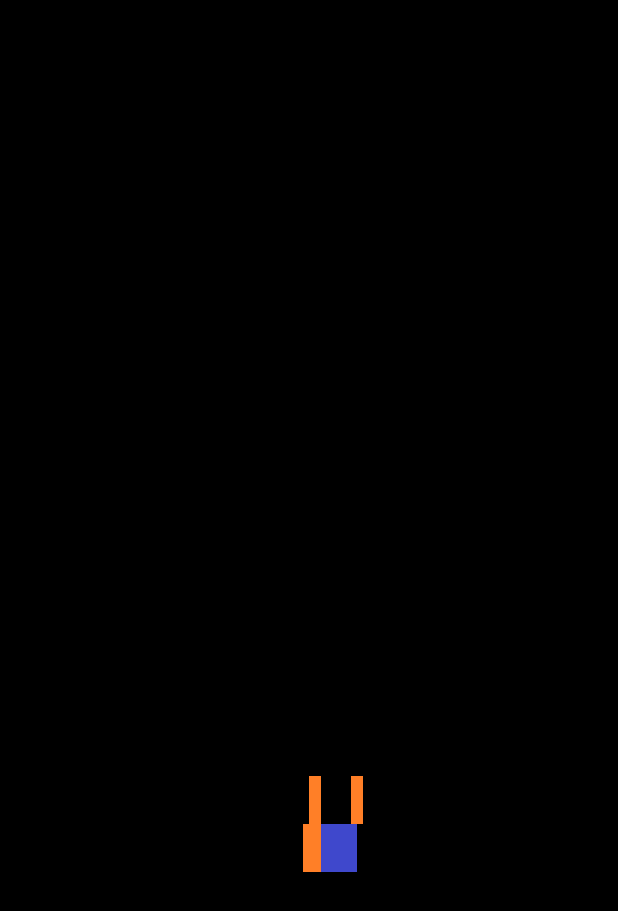
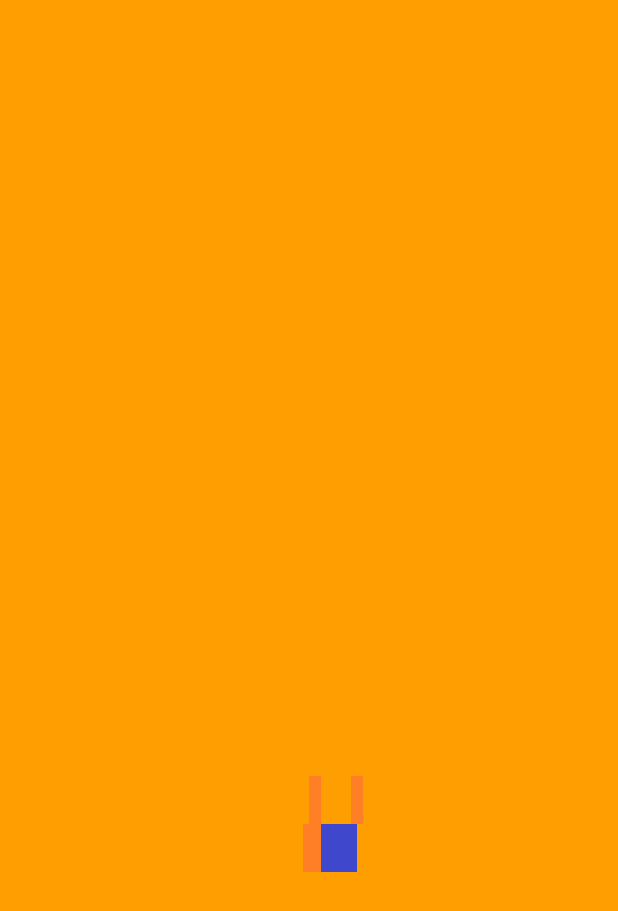
Before and after one commit to m-teja/BulletHelloWorld, an Android app: the EnemyEventActivity screen opened directly, with no data from a screen before it, on a phone screen of 412 x 824 dp. Shown: the top 911 px of the screen. Run offline under Robolectric (Android 15) with nearby library versions, the phone set to English and light mode, and no system bars.

Commit message:
Added background health bar

```diff
--- a/app/src/main/java/matth/dungeon/EnemyTile/SpriteTypes/PlayerSprite.java
+++ b/app/src/main/java/matth/dungeon/EnemyTile/SpriteTypes/PlayerSprite.java
@@ -65,6 +65,13 @@ public class PlayerSprite implements Serializable {
         healthBar.setY(0);
         healthBar.getLayoutParams().width = mainUtility.getScreenWidth();
         healthBar.getLayoutParams().height = 0;
+
+        ImageView backgroundHealthBar = ((Activity) mainUtility.getCon()).findViewById(R.id.backgroundHealthBar);
+        backgroundHealthBar.setX(0);
+        backgroundHealthBar.setY(0);
+        backgroundHealthBar.getLayoutParams().width = mainUtility.getScreenWidth();
+        backgroundHealthBar.getLayoutParams().height = mainUtility.getScreenHeight();
+
         updateHealthBar();
     }
 
@@ -96,18 +103,23 @@ public class PlayerSprite implements Serializable {
 
     private void colourHealthBar() {
         ImageView healthBar = ((Activity) mainUtility.getCon()).findViewById(R.id.healthBar);
+        ImageView backgroundHealthBar = ((Activity) mainUtility.getCon()).findViewById(R.id.backgroundHealthBar);
 
         if (health <= 100) {
-            healthBar.setColorFilter(getCon().getResources().getColor(R.color.black));
+            healthBar.setColorFilter(getCon().getResources().getColor(R.color.gray));
+            backgroundHealthBar.setColorFilter(getCon().getResources().getColor(R.color.black));
         }
         else if (health > 100 && health <= 200) {
             healthBar.setColorFilter(getCon().getResources().getColor(R.color.red));
+            backgroundHealthBar.setColorFilter(getCon().getResources().getColor(R.color.gray));
         }
         else if (health > 200 && health <= 300) {
             healthBar.setColorFilter(getCon().getResources().getColor(R.color.orange));
+            backgroundHealthBar.setColorFilter(getCon().getResources().getColor(R.color.red));
         }
         else if (health > 300 && health <= 400) {
             healthBar.setColorFilter(getCon().getResources().getColor(R.color.green));
+            backgroundHealthBar.setColorFilter(getCon().getResources().getColor(R.color.orange));
         }
     }
 
--- a/app/src/main/java/matth/dungeon/Utility/PlayerInfoPassUtility.java
+++ b/app/src/main/java/matth/dungeon/Utility/PlayerInfoPassUtility.java
@@ -7,8 +7,8 @@ import matth.dungeon.EnemyTile.SpriteTypes.PlayerSprite;
 
 public class PlayerInfoPassUtility implements Serializable {
 
-    private final float DEFAULT_HEALTH = 100;
-    private final float DEFAULT_MAX_HEALTH = 100;
+    private final float DEFAULT_HEALTH = 300;
+    private final float DEFAULT_MAX_HEALTH = 300;
     private final int DEFAULT_PATTERN = Pattern.CLASSIC_PATTERN;
     private final int DEFAULT_LEVEL = 1;
 
--- a/app/src/main/res/layout/activity_enemy_event.xml
+++ b/app/src/main/res/layout/activity_enemy_event.xml
@@ -8,10 +8,20 @@
     android:id="@+id/enemyLay">
 
     <ImageView
+        android:id="@+id/backgroundHealthBar"
+        android:layout_width="100dp"
+        android:layout_height="100dp"
+        app:layout_constraintStart_toStartOf="parent"
+        app:layout_constraintTop_toTopOf="parent"
+        app:srcCompat="@android:color/darker_gray" />
+
+    <ImageView
         android:id="@+id/healthBar"
         android:layout_width="100dp"
         android:layout_height="100dp"
         app:layout_constraintStart_toStartOf="parent"
         app:layout_constraintTop_toTopOf="parent"
         app:srcCompat="@android:color/background_dark" />
+
+
 </android.support.constraint.ConstraintLayout>
--- a/app/src/main/res/values/colors.xml
+++ b/app/src/main/res/values/colors.xml
@@ -5,6 +5,7 @@
     <color name="colorAccent">#FF4081</color>
 
     <color name="black">#000000</color>
+    <color name="gray">#555555</color>
     <color name="red">#FF0000</color>
     <color name="orange">#FF9E00</color>
     <color name="green">#00AA00</color>
```
